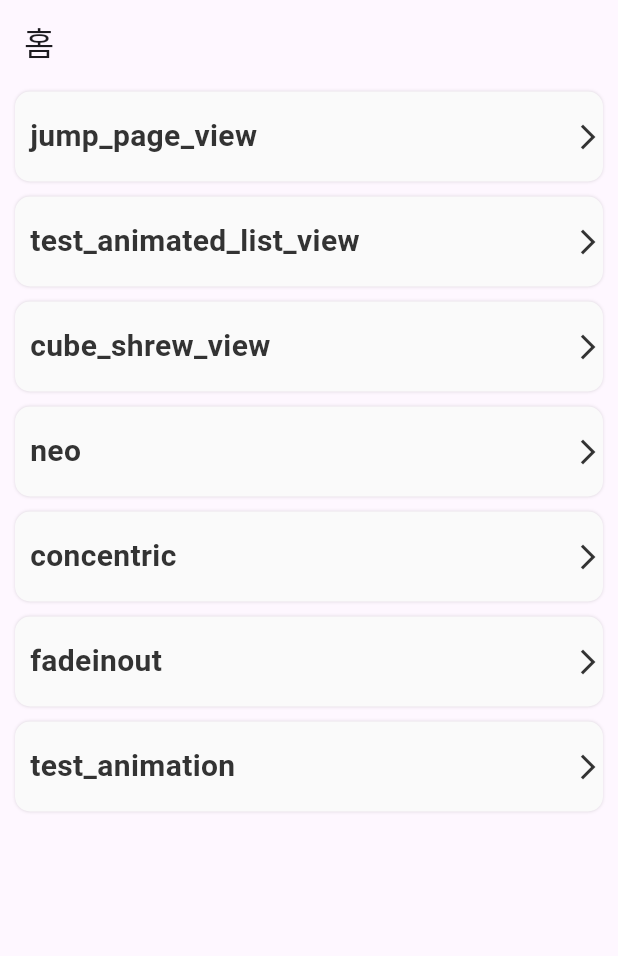
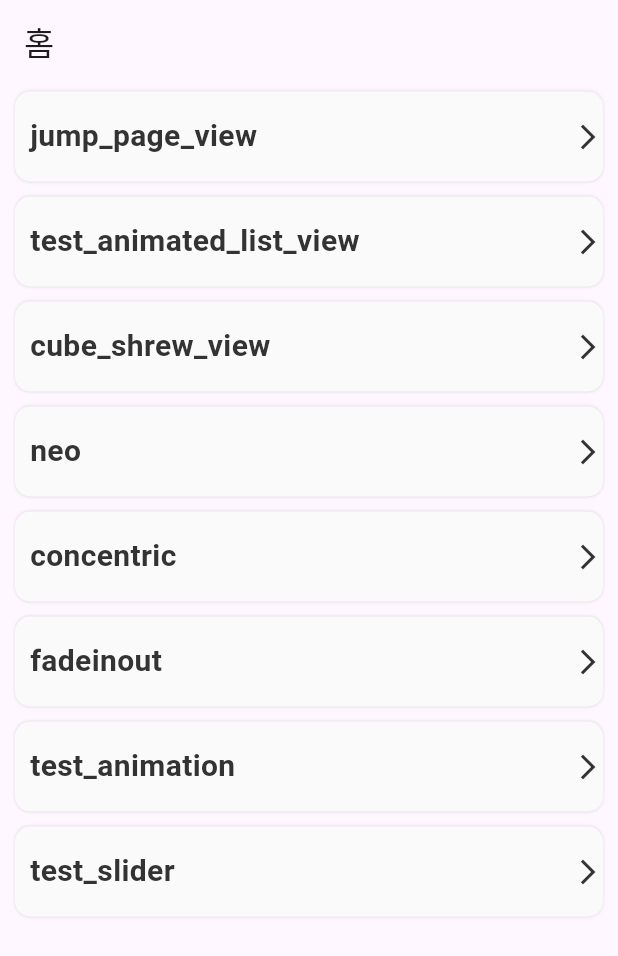
Before and after one commit to Leonamin/shrew_kit, a Flutter app: the screen it shows after launch, on a phone screen of 412 x 824 dp. Shown: the top 956 px of the screen. Run offline on Flutter 3.47's test engine with Material 2 defaults, Android fonts, the phone set to English and light mode, and no system bars; our stand-ins replace flutter_svg, go_router.

Commit message:
# ADD - 테스트 슬라이더뷰

```diff
--- a/lib/common/config/router.dart
+++ b/lib/common/config/router.dart
@@ -9,6 +9,7 @@ import 'package:shrew_kit/view/cube_transition/cube_shrew_view.dart';
 import 'package:shrew_kit/view/home/home_view.dart';
 import 'package:shrew_kit/view/jump_page/jump_page_view.dart';
 import 'package:shrew_kit/view/neo/neo_view.dart';
+import 'package:shrew_kit/view/slider/test_slider_view.dart';
 import 'package:shrew_kit/view/transition/fadeinout/fadeinout_view.dart';
 
 final router = GoRouter(
@@ -65,6 +66,11 @@ final router = GoRouter(
           name: ShrewRoutes.testAnimation.name,
           builder: (context, state) => const AnimationTest(),
         ),
+        GoRoute(
+          path: ShrewRoutes.testSlider.path,
+          name: ShrewRoutes.testSlider.name,
+          builder: (context, state) => const TestSliderView(),
+        )
       ],
     ),
   ],
--- a/lib/common/config/routes.dart
+++ b/lib/common/config/routes.dart
@@ -8,6 +8,7 @@ enum ShrewRoutes {
   concentric,
   fadeInOut,
   testAnimation,
+  testSlider,
 }
 
 extension ShrewRoutesExt on ShrewRoutes {
@@ -32,6 +33,8 @@ extension ShrewRoutesExt on ShrewRoutes {
         return 'fadeinout';
       case ShrewRoutes.testAnimation:
         return 'test_animation';
+      case ShrewRoutes.testSlider:
+        return 'test_slider';
     }
   }
 
@@ -56,6 +59,8 @@ extension ShrewRoutesExt on ShrewRoutes {
         return 'fadeinout';
       case ShrewRoutes.testAnimation:
         return 'test_animation';
+      case ShrewRoutes.testSlider:
+        return 'test_slider';
     }
   }
 }
--- a/lib/view/home/home_view.dart
+++ b/lib/view/home/home_view.dart
@@ -10,6 +10,7 @@ const List<ShrewRoutes> homeNestedRoutes = [
   ShrewRoutes.concentric,
   ShrewRoutes.fadeInOut,
   ShrewRoutes.testAnimation,
+  ShrewRoutes.testSlider,
 ];
 
 class HomeView extends StatelessWidget {
```
Also changed, not shown: lib/view/slider/test_slider_view.dart (added, +13 -0 lines).
